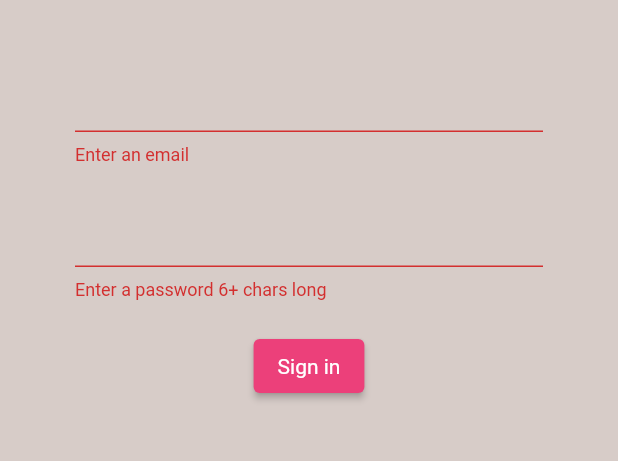
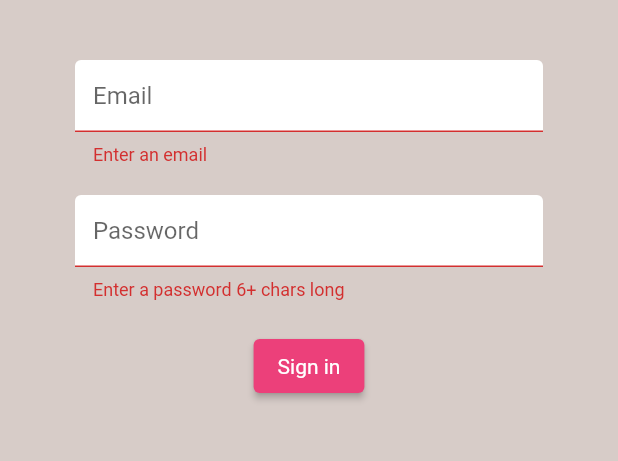
Before and after one commit to AndreaBonatti/brew_crew, a Flutter app: the screen it shows after launch, after a tap on "Sign in", on a phone screen of 412 x 824 dp, the part 84-545 px from its top. Run offline on Flutter 3.47's test engine with Material 2 defaults, Android fonts, the phone set to English and light mode, and no system bars; our stand-ins replace firebase_auth, firebase_core; accounts and stored records are empty.

Commit message:
Flutter & Firebase App Tutorial #14 - Text Input Decoration https://www.youtube.com/watch?v=sCPS5_ZpJe0&list=PL4cUxeGkcC9j--TKIdkb3ISfRbJeJYQwC&index=14

```diff
--- a/lib/screens/authenticate/register.dart
+++ b/lib/screens/authenticate/register.dart
@@ -1,4 +1,5 @@
 import 'package:brew_crew/services/auth.dart';
+import 'package:brew_crew/shared/constants.dart';
 import 'package:flutter/material.dart';
 
 class Register extends StatefulWidget {
@@ -50,6 +51,7 @@ class _RegisterState extends State<Register> {
               children: [
                 const SizedBox(height: 20.0),
                 TextFormField(
+                  decoration: textInputDecoration.copyWith(hintText: 'Email'),
                   validator: (val) =>
                       (val != null && val.isEmpty) ? 'Enter an email' : null,
                   onChanged: (val) {
@@ -58,6 +60,7 @@ class _RegisterState extends State<Register> {
                 ),
                 const SizedBox(height: 20.0),
                 TextFormField(
+                  decoration: textInputDecoration.copyWith(hintText: 'Password'),
                   validator: (val) => (val != null && val.length < 6)
                       ? 'Enter a password 6+ chars long'
                       : null,
--- a/lib/screens/authenticate/sign_in.dart
+++ b/lib/screens/authenticate/sign_in.dart
@@ -1,4 +1,5 @@
 import 'package:brew_crew/services/auth.dart';
+import 'package:brew_crew/shared/constants.dart';
 import 'package:flutter/material.dart';
 
 class SignIn extends StatefulWidget {
@@ -50,6 +51,7 @@ class _SignInState extends State<SignIn> {
               children: [
                 const SizedBox(height: 20.0),
                 TextFormField(
+                  decoration: textInputDecoration.copyWith(hintText: 'Email'),
                   validator: (val) =>
                   (val != null && val.isEmpty) ? 'Enter an email' : null,
                   onChanged: (val) {
@@ -58,6 +60,7 @@ class _SignInState extends State<SignIn> {
                 ),
                 const SizedBox(height: 20.0),
                 TextFormField(
+                  decoration: textInputDecoration.copyWith(hintText: 'Password'),
                   validator: (val) => (val != null && val.length < 6)
                       ? 'Enter a password 6+ chars long'
                       : null,
--- /dev/null
+++ b/lib/shared/constants.dart
@@ -0,0 +1,10 @@
+import 'package:flutter/material.dart';
+
+const textInputDecoration = InputDecoration(
+  fillColor: Colors.white,
+  filled: true,
+  enabledBorder: OutlineInputBorder(
+      borderSide: BorderSide(color: Colors.white, width: 2.0)),
+  focusedBorder: OutlineInputBorder(
+      borderSide: BorderSide(color: Colors.pink, width: 2.0)),
+);
```
